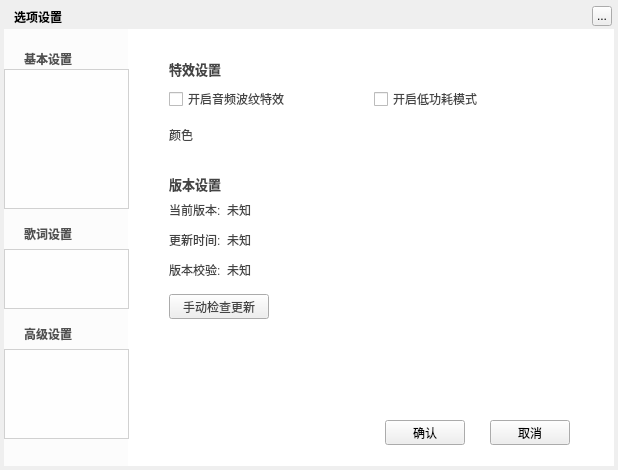
The window that TTKModule/TTKWidget/musicUiKits/musicWidgetKits/musicsettingwidget.ui (Greedysky/TTKMusicPlayer) describes before a commit, drawn with Qt 5.
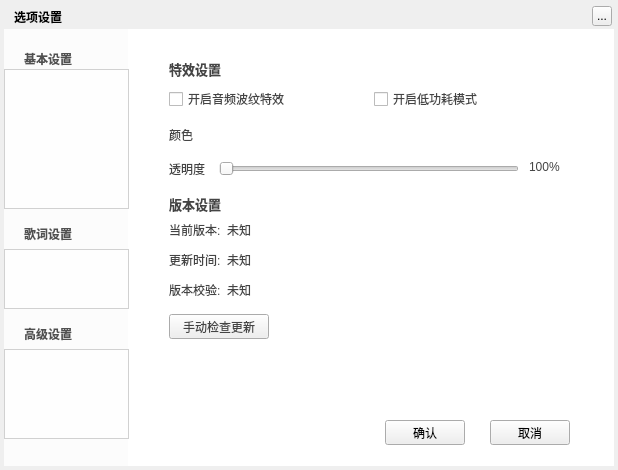
The same window after the commit. The open tabs and pages were chosen to show the change. Icons and pictures are not drawn. Custom widgets are drawn as their Qt base class.

The edit to the form file:
```diff
--- a/TTKModule/TTKWidget/musicUiKits/musicWidgetKits/musicsettingwidget.ui
+++ b/TTKModule/TTKWidget/musicUiKits/musicWidgetKits/musicsettingwidget.ui
@@ -1041,7 +1041,7 @@
      <property name="geometry">
       <rect>
        <x>25</x>
-       <y>135</y>
+       <y>155</y>
        <width>415</width>
        <height>20</height>
       </rect>
@@ -1059,7 +1059,7 @@
      <property name="geometry">
       <rect>
        <x>83</x>
-       <y>160</y>
+       <y>180</y>
        <width>180</width>
        <height>21</height>
       </rect>
@@ -1075,7 +1075,7 @@
      <property name="geometry">
       <rect>
        <x>25</x>
-       <y>255</y>
+       <y>275</y>
        <width>100</width>
        <height>25</height>
       </rect>
@@ -1145,7 +1145,7 @@
      <property name="geometry">
       <rect>
        <x>25</x>
-       <y>163</y>
+       <y>183</y>
        <width>55</width>
        <height>16</height>
       </rect>
@@ -1158,7 +1158,7 @@
      <property name="geometry">
       <rect>
        <x>25</x>
-       <y>193</y>
+       <y>213</y>
        <width>55</width>
        <height>16</height>
       </rect>
@@ -1171,7 +1171,7 @@
      <property name="geometry">
       <rect>
        <x>83</x>
-       <y>190</y>
+       <y>210</y>
        <width>180</width>
        <height>21</height>
       </rect>
@@ -1187,7 +1187,7 @@
      <property name="geometry">
       <rect>
        <x>25</x>
-       <y>223</y>
+       <y>243</y>
        <width>55</width>
        <height>16</height>
       </rect>
@@ -1200,7 +1200,7 @@
      <property name="geometry">
       <rect>
        <x>83</x>
-       <y>220</y>
+       <y>240</y>
        <width>350</width>
        <height>21</height>
       </rect>
@@ -1225,6 +1225,48 @@
       <string>开启音频波纹特效</string>
      </property>
     </widget>
+    <widget class="QLabel" name="rippleTransValueLabel">
+     <property name="geometry">
+      <rect>
+       <x>385</x>
+       <y>120</y>
+       <width>35</width>
+       <height>16</height>
+      </rect>
+     </property>
+     <property name="text">
+      <string>100%</string>
+     </property>
+    </widget>
+    <widget class="TTKClickedSlider" name="rippleTransparentSlider">
+     <property name="geometry">
+      <rect>
+       <x>75</x>
+       <y>120</y>
+       <width>300</width>
+       <height>20</height>
+      </rect>
+     </property>
+     <property name="maximum">
+      <number>100</number>
+     </property>
+     <property name="orientation">
+      <enum>Qt::Horizontal</enum>
+     </property>
+    </widget>
+    <widget class="QLabel" name="DfontTransLabel_2">
+     <property name="geometry">
+      <rect>
+       <x>25</x>
+       <y>122</y>
+       <width>41</width>
+       <height>16</height>
+      </rect>
+     </property>
+     <property name="text">
+      <string>透明度</string>
+     </property>
+    </widget>
    </widget>
    <widget class="QWidget" name="five">
     <widget class="TTKThemeLineLabel" name="baseSetOtherWidget">
```
Left out of the diff: 4 changed lines with no effect on the pictures.
